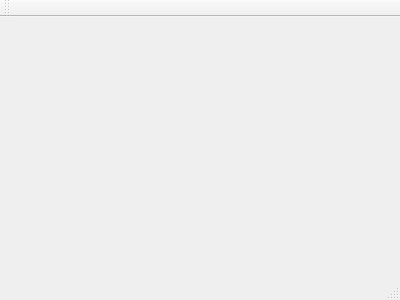
This is JuliaSetFractals/mainwindow.ui in lswiderski/julia-set-fractal as Qt 5 draws it before an edit. The edited form follows.
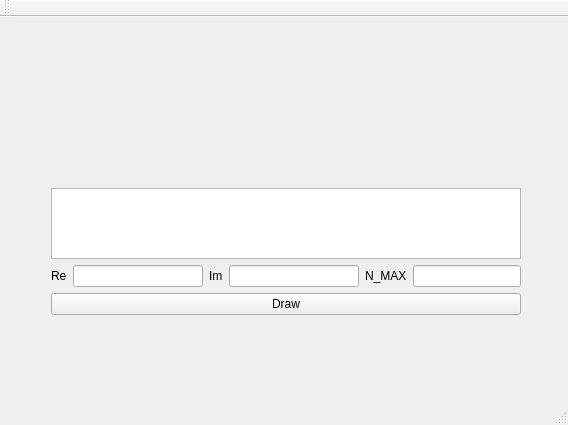
This is the edited form.

Patch:
```diff
--- a/JuliaSetFractals/mainwindow.ui
+++ b/JuliaSetFractals/mainwindow.ui
@@ -1,24 +1,99 @@
 <ui version="4.0">
  <class>MainWindow</class>
- <widget class="QMainWindow" name="MainWindow" >
-  <property name="geometry" >
+ <widget class="QMainWindow" name="MainWindow">
+  <property name="geometry">
    <rect>
     <x>0</x>
     <y>0</y>
-    <width>400</width>
-    <height>300</height>
+    <width>568</width>
+    <height>425</height>
    </rect>
   </property>
   <property name="windowTitle" >
    <string>MainWindow</string>
   </property>
-  <widget class="QMenuBar" name="menuBar" />
-  <widget class="QToolBar" name="mainToolBar" />
-  <widget class="QWidget" name="centralWidget" />
-  <widget class="QStatusBar" name="statusBar" />
+  <widget class="QWidget" name="centralWidget">
+   <widget class="QWidget" name="verticalLayoutWidget">
+    <property name="geometry">
+     <rect>
+      <x>40</x>
+      <y>160</y>
+      <width>492</width>
+      <height>149</height>
+     </rect>
+    </property>
+    <layout class="QGridLayout" name="gridLayout">
+     <item row="1" column="0">
+      <layout class="QHBoxLayout" name="horizontalLayout_2">
+       <item>
+        <widget class="QLabel" name="label_3">
+         <property name="text">
+          <string>Re</string>
+         </property>
+        </widget>
+       </item>
+       <item>
+        <widget class="QLineEdit" name="ReEdit"/>
+       </item>
+       <item>
+        <widget class="QLabel" name="label_4">
+         <property name="text">
+          <string>Im</string>
+         </property>
+        </widget>
+       </item>
+       <item>
+        <widget class="QLineEdit" name="ImEdit"/>
+       </item>
+       <item>
+        <widget class="QLabel" name="label_2">
+         <property name="text">
+          <string>N_MAX</string>
+         </property>
+        </widget>
+       </item>
+       <item alignment="Qt::AlignLeft">
+        <widget class="QLineEdit" name="N_MAXEdit"/>
+       </item>
+      </layout>
+     </item>
+     <item row="0" column="0">
+      <widget class="QGraphicsView" name="Render"/>
+     </item>
+     <item row="2" column="0">
+      <widget class="QPushButton" name="pushButton">
+       <property name="layoutDirection">
+        <enum>Qt::LeftToRight</enum>
+       </property>
+       <property name="text">
+        <string>Draw</string>
+       </property>
+      </widget>
+     </item>
+    </layout>
+   </widget>
+  </widget>
+  <widget class="QMenuBar" name="menuBar">
+   <property name="geometry">
+    <rect>
+     <x>0</x>
+     <y>0</y>
+     <width>568</width>
+     <height>21</height>
+    </rect>
+   </property>
+  </widget>
+  <widget class="QToolBar" name="mainToolBar">
+   <attribute name="toolBarArea">
+    <enum>TopToolBarArea</enum>
+   </attribute>
+   <attribute name="toolBarBreak">
+    <bool>false</bool>
+   </attribute>
+  </widget>
+  <widget class="QStatusBar" name="statusBar"/>
  </widget>
- <layoutDefault spacing="6" margin="11" />
- <pixmapfunction></pixmapfunction>
+ <layoutdefault spacing="6" margin="11"/>
  <resources/>
  <connections/>
 </ui>
```
Left out of the diff: 3 changed lines with no effect on the pictures.
